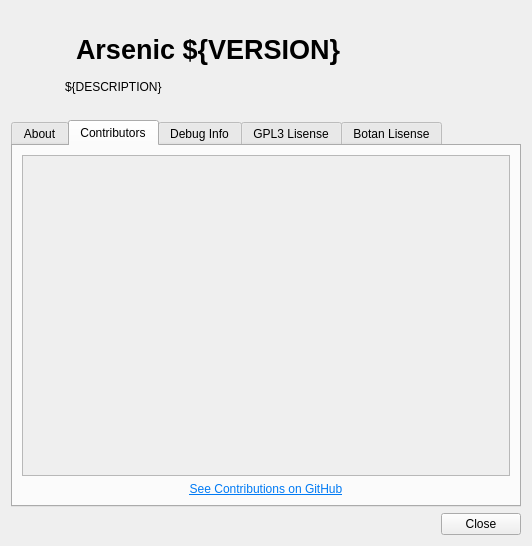
The window that src/arsenic/AboutDialog.ui (Antidote1911/arsenic) describes before a commit, drawn with Qt 5.
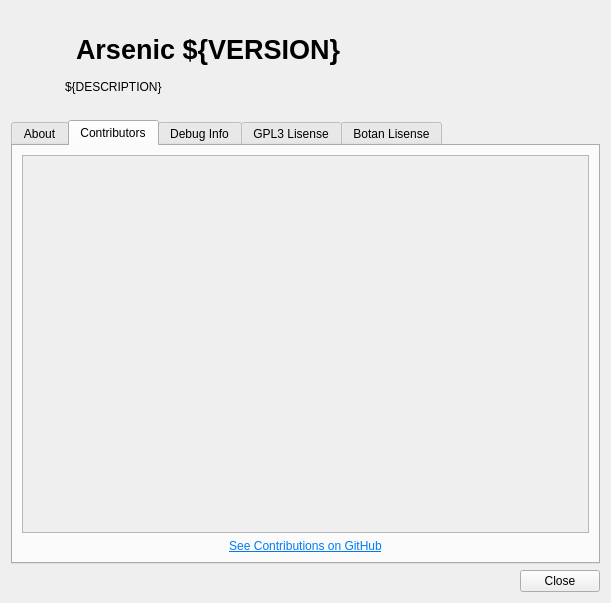
The same window after the commit. The open tabs and pages were chosen to show the change.

```diff
--- a/src/arsenic/AboutDialog.ui
+++ b/src/arsenic/AboutDialog.ui
@@ -6,8 +6,8 @@
    <rect>
     <x>0</x>
     <y>0</y>
-    <width>523</width>
-    <height>546</height>
+    <width>611</width>
+    <height>603</height>
    </rect>
   </property>
   <property name="windowTitle">
@@ -265,8 +265,8 @@
            <rect>
             <x>0</x>
             <y>0</y>
-            <width>481</width>
-            <height>317</height>
+            <width>569</width>
+            <height>364</height>
            </rect>
           </property>
           <layout class="QVBoxLayout" name="verticalLayout_5">
```
